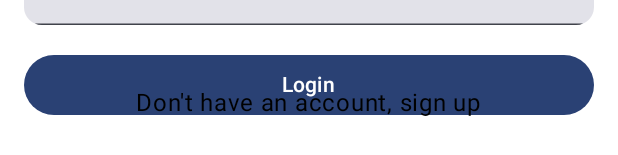
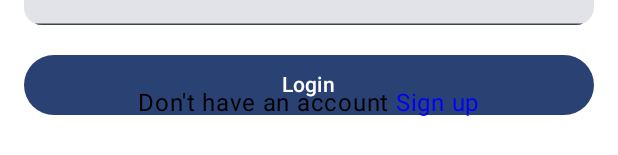
Before and after one commit to steve1rm/busbytravelmate, an Android app built with Jetpack Compose: the @Preview function PreviewLoginScreen, on a phone screen of 412 x 824 dp. Shown: the part 305-460 px from the top of the screen. Run offline under Robolectric (Android 15) with nearby library versions, the phone set to English and light mode, and no system bars.

Commit message:
feat: Adds annotation string to build the signup text

```diff
--- a/app/src/main/java/me/androidbox/busbytravelmate/MainActivity.kt
+++ b/app/src/main/java/me/androidbox/busbytravelmate/MainActivity.kt
@@ -11,7 +11,7 @@ import androidx.compose.runtime.getValue
 import androidx.compose.ui.Modifier
 import androidx.lifecycle.compose.collectAsStateWithLifecycle
 import cafe.adriel.voyager.navigator.Navigator
-import me.androidbox.busbytravelmate.routes.LoginScreenRoute
+import me.androidbox.busbytravelmate.userValidation.routes.LoginScreenRoute
 import me.androidbox.busbytravelmate.ui.theme.BusbyTravelMateTheme
 import me.androidbox.busbytravelmate.userValidation.viewmodels.UserValidationViewModel
 import org.koin.androidx.viewmodel.ext.android.viewModel
--- a/app/src/main/java/me/androidbox/busbytravelmate/routes/SignUpScreenRoute.kt
+++ b/app/src/main/java/me/androidbox/busbytravelmate/userValidation/routes/SignUpScreenRoute.kt
@@ -1,9 +1,9 @@
-package me.androidbox.busbytravelmate.routes
+package me.androidbox.busbytravelmate.userValidation.routes
 
 import androidx.compose.runtime.Composable
 import androidx.lifecycle.compose.collectAsStateWithLifecycle
 import cafe.adriel.voyager.core.screen.Screen
-import me.androidbox.busbytravelmate.screens.SignupScreen
+import me.androidbox.busbytravelmate.userValidation.screens.SignupScreen
 import me.androidbox.busbytravelmate.userValidation.viewmodels.UserValidationViewModel
 import org.koin.androidx.compose.koinViewModel
 
--- a/app/src/main/java/me/androidbox/busbytravelmate/userValidation/screens/LoginScreen.kt
+++ b/app/src/main/java/me/androidbox/busbytravelmate/userValidation/screens/LoginScreen.kt
@@ -1,43 +1,132 @@
 package me.androidbox.busbytravelmate.userValidation.screens
 
+import android.widget.Toast
+import androidx.compose.foundation.Image
+import androidx.compose.foundation.clickable
+import androidx.compose.foundation.layout.Box
+import androidx.compose.foundation.layout.padding
 import androidx.compose.material3.Text
-import androidx.compose.material3.TextButton
 import androidx.compose.runtime.Composable
+import androidx.compose.runtime.derivedStateOf
+import androidx.compose.runtime.getValue
+import androidx.compose.runtime.setValue
+import androidx.compose.runtime.mutableStateOf
+import androidx.compose.runtime.remember
+import androidx.compose.ui.Alignment
+import androidx.compose.ui.Modifier
+import androidx.compose.ui.graphics.Color
+import androidx.compose.ui.platform.LocalContext
+import androidx.compose.ui.res.painterResource
+import androidx.compose.ui.text.AnnotatedString
+import androidx.compose.ui.text.SpanStyle
+import androidx.compose.ui.text.buildAnnotatedString
+import androidx.compose.ui.text.withStyle
 import androidx.compose.ui.tooling.preview.Preview
+import androidx.compose.ui.unit.dp
+import me.androidbox.busbytravelmate.R
 import me.androidbox.busbytravelmate.ui.theme.BusbyTravelMateTheme
 import me.androidbox.busbytravelmate.userValidation.viewstate.UserValidationEvents
 import me.androidbox.busbytravelmate.userValidation.viewstate.UserValidationState
+import me.androidbox.components.CredentialInput
+import java.util.UUID
 
 @Composable
 fun LoginScreen(
+    modifier: Modifier = Modifier,
+    userToken: String,
+    onSignUpClicked: () -> Unit,
+    onLoginSuccess: () -> Unit,
     userValidationState: UserValidationState<Unit>,
-    userValidationEvents: (event: UserValidationEvents) -> Unit
+    userValidationEvents: (userValidationEvent: UserValidationEvents) -> Unit,
 ) {
-    Text(text = "Login User")
 
-    TextButton(onClick = { /*TODO*/ }) {
-
-    }
-
-    TextButton(onClick = { /*TODO*/ }) {
-        Text(text = "Login")
+    val loginState by remember(key1 = userValidationState.isLoginSuccess) {
+        derivedStateOf {
+            userValidationState.isLoginSuccess
+        }
     }
 
 
+    Box(
+        modifier = modifier.padding(top = 100.dp, start = 16.dp, end = 16.dp, bottom = 30.dp),
+    ) {
+        Image(
+            modifier = Modifier
+                .align(Alignment.TopCenter),
+            painter = painterResource(id = R.drawable.ic_launcher_background),
+            contentDescription = "Logo")
+
+        CredentialInput(
+            modifier = Modifier.align(Alignment.Center),
+            email = userValidationState.email,
+            password = userValidationState.password,
+            isPasswordVisible = userValidationState.isPasswordVisible,
+            actionButtonName = "Login",
+            onEmailChanged = { email ->
+                userValidationEvents(UserValidationEvents.OnEmailChanged(email))
+            },
+            onPasswordChanged = { password ->
+                userValidationEvents(UserValidationEvents.OnPasswordChanged(password))
+            },
+            onVisibilityChanged = {
+               userValidationEvents(UserValidationEvents.OnPasswordVisibilityChanged)
+            },
+            onActionClicked = { email, password ->
+                userValidationEvents(UserValidationEvents.OnLoginClicked(email, password))
+            })
+
+        Text(
+            modifier = Modifier
+                .align(Alignment.BottomCenter)
+                .clickable {
+                    onSignUpClicked()
+                },
+            text = signupAnnotatedString()
+        )
+
+        if(loginState) {
+            onLoginSuccess()
+        }
+        else {
+            Toast.makeText(LocalContext.current, "Failed to login", Toast.LENGTH_LONG).show()
+        }
+    }
 }
 
+private fun signupAnnotatedString(): AnnotatedString {
+    return buildAnnotatedString {
+        this.withStyle(
+            SpanStyle(color = Color.Black)
+        ) {
+            this.append("Don't have an account")
+        }
+
+        this.append(" ")
+
+        this.withStyle(
+            SpanStyle(color = Color.Blue)
+        ) {
+            this.append("Sign up")
+        }
+    }
+}
+
+@Composable
 @Preview(
     showBackground = true,
-    showSystemUi = true
-)
-@Composable
+    showSystemUi = true)
 fun PreviewLoginScreen() {
     BusbyTravelMateTheme {
         LoginScreen(
-            userValidationState = UserValidationState(userToken = "kakdkeajdjdkekad"),
+            userToken = UUID.randomUUID().toString(),
+            onSignUpClicked = {
+
+            },
+            onLoginSuccess = {},
+            userValidationState = UserValidationState(),
             userValidationEvents = {
-                UserValidationEvents.OnUserTokenRequest("hygtfrtjuygfdew")
-            }
-        )
+
+            },
+            )
     }
 }
--- a/app/src/main/java/me/androidbox/busbytravelmate/screens/LoginScreen.kt
+++ b/app/src/main/java/me/androidbox/busbytravelmate/userValidation/screens/SignupScreen.kt
@@ -1,7 +1,6 @@
-package me.androidbox.busbytravelmate.screens
+package me.androidbox.busbytravelmate.userValidation.screens
 
 import androidx.compose.foundation.Image
-import androidx.compose.foundation.clickable
 import androidx.compose.foundation.layout.Box
 import androidx.compose.foundation.layout.padding
 import androidx.compose.material3.Text
@@ -16,13 +15,10 @@ import me.androidbox.busbytravelmate.ui.theme.BusbyTravelMateTheme
 import me.androidbox.busbytravelmate.userValidation.viewstate.UserValidationEvents
 import me.androidbox.busbytravelmate.userValidation.viewstate.UserValidationState
 import me.androidbox.components.CredentialInput
-import java.util.UUID
 
 @Composable
-fun LoginScreen(
+fun SignupScreen(
     modifier: Modifier = Modifier,
-    userToken: String,
-    onSignUpClicked: () -> Unit,
     userValidationState: UserValidationState<Unit>,
     userValidationEvents: (userValidationEvent: UserValidationEvents) -> Unit,
 ) {
@@ -35,51 +31,25 @@ fun LoginScreen(
             painter = painterResource(id = R.drawable.ic_launcher_background),
             contentDescription = "Logo")
 
-
         CredentialInput(
             modifier = Modifier.align(Alignment.Center),
             email = userValidationState.email,
             password = userValidationState.password,
             isPasswordVisible = userValidationState.isPasswordVisible,
-            actionButtonName = "Login",
-            onEmailChanged = { email ->
-                userValidationEvents(UserValidationEvents.OnEmailChanged(email))
-            },
-            onPasswordChanged = { password ->
-                userValidationEvents(UserValidationEvents.OnPasswordChanged(password))
-            },
-            onVisibilityChanged = {
-               userValidationEvents(UserValidationEvents.OnPasswordVisibilityChanged)
-            },
-            onActionClicked = { email, password ->
-                userValidationEvents(UserValidationEvents.OnLoginClicked(email, password))
+            actionButtonName = "Sign up",
+            onEmailChanged = { /*TODO*/ },
+            onPasswordChanged = { /*TODO*/ },
+            onVisibilityChanged = { /*TODO*/ },
+            onActionClicked = { _, _ ->
+
             })
-
-        Text(
-            modifier = Modifier
-                .align(Alignment.BottomCenter).
-            clickable {
-                onSignUpClicked()
-            },
-            text = "Don't have an account, sign up"
-        )
     }
 }
 
 @Composable
-@Preview(
-    showBackground = true,
-    showSystemUi = true)
-fun PreviewLoginScreen() {
+@Preview
+fun PreviewSignupScreen() {
     BusbyTravelMateTheme {
-        LoginScreen(
-        userToken = UUID.randomUUID().toString(),
-        onSignUpClicked = {
-
-        },
-        userValidationState = UserValidationState(),
-        userValidationEvents = {
-
-        },)
+    //    SignupScreen()
     }
 }
--- a/app/src/main/java/me/androidbox/busbytravelmate/userValidation/viewstate/UserValidationEvents.kt
+++ b/app/src/main/java/me/androidbox/busbytravelmate/userValidation/viewstate/UserValidationEvents.kt
@@ -3,6 +3,8 @@ package me.androidbox.busbytravelmate.userValidation.viewstate
 sealed interface UserValidationEvents {
     data class OnUserTokenRequest(val userToken: String) : UserValidationEvents
     data class OnLoginClicked(val email: String, val password: String) : UserValidationEvents
+    data object OnLoginSuccess : UserValidationEvents
+    data object OnLoginFailure : UserValidationEvents
     data class OnSignInClicked(val email: String, val password: String) : UserValidationEvents
     data object OnSignUpClicked : UserValidationEvents
     data class OnEmailChanged(val email: String) : UserValidationEvents
--- a/app/src/main/java/me/androidbox/busbytravelmate/userValidation/viewstate/UserValidationState.kt
+++ b/app/src/main/java/me/androidbox/busbytravelmate/userValidation/viewstate/UserValidationState.kt
@@ -15,6 +15,7 @@ data class UserValidationState<T>(
     val isValidPassword: Boolean = false,
     val isLoading: Boolean = false,
     val userToken: String = "",
+    val isLoginSuccess: Boolean = false,
     /** Raw value needed for parcelize to work on a complex object */
     val apiResponse: @RawValue APIResponse<T>? = null
 ) : Parcelable
--- a/data/src/main/java/me/androidbox/data/remote/service/imp/UserLoginRegisterRemoteDataSourceImp.kt
+++ b/data/src/main/java/me/androidbox/data/remote/service/imp/UserLoginRegisterRemoteDataSourceImp.kt
@@ -5,6 +5,7 @@ import me.androidbox.APIResponse
 import me.androidbox.data.remote.service.UserLoginRegisterRemoteDataSource
 import timber.log.Timber
 import kotlin.coroutines.resume
+import kotlin.coroutines.resumeWithException
 import kotlin.coroutines.suspendCoroutine
 
 class UserLoginRegisterRemoteDataSourceImp(private val firebaseAuth: FirebaseAuth) : UserLoginRegisterRemoteDataSource {
@@ -44,7 +45,7 @@ class UserLoginRegisterRemoteDataSourceImp(private val firebaseAuth: FirebaseAut
                     }
                     else {
                         Timber.e(task.exception, "Error when logging in ${task.exception?.message}")
-                        APIResponse.Failure(task.exception ?: Exception("Unknown error - when logging in"))
+                        continuation.resume(APIResponse.Failure(task.exception ?: Exception("Unknown error - when logging in")))
                     }
                 }
         }
```
Also changed, not shown: app/src/main/java/me/androidbox/busbytravelmate/screens/SignupScreen.kt (deleted, +0 -61 lines), app/src/main/java/me/androidbox/busbytravelmate/userValidation/routes/LoginScreenRoute.kt (renamed from app/src/main/java/me/androidbox/busbytravelmate/routes/LoginScreenRoute.kt, +6 -4 lines), app/src/main/java/me/androidbox/busbytravelmate/userValidation/screens/RegistrationScreen.kt (deleted, +0 -8 lines), app/src/main/java/me/androidbox/busbytravelmate/userValidation/viewmodels/UserValidationViewModel.kt (+22 -1 lines).
